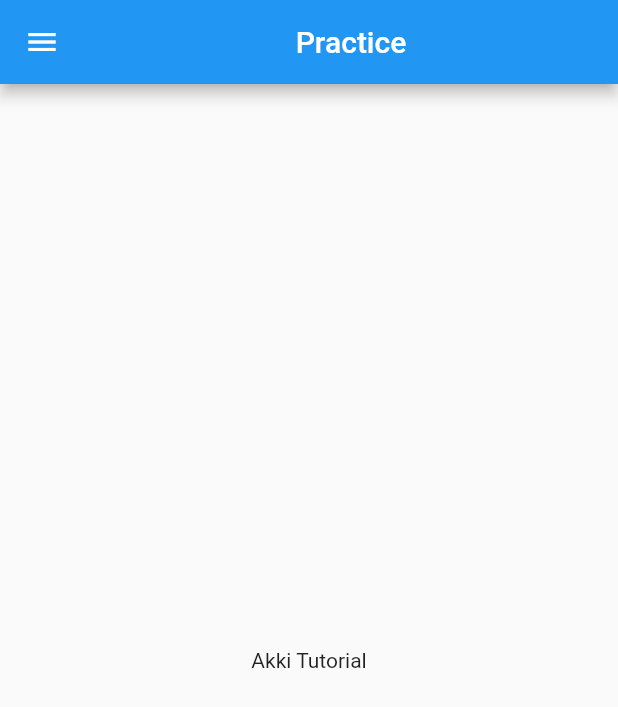
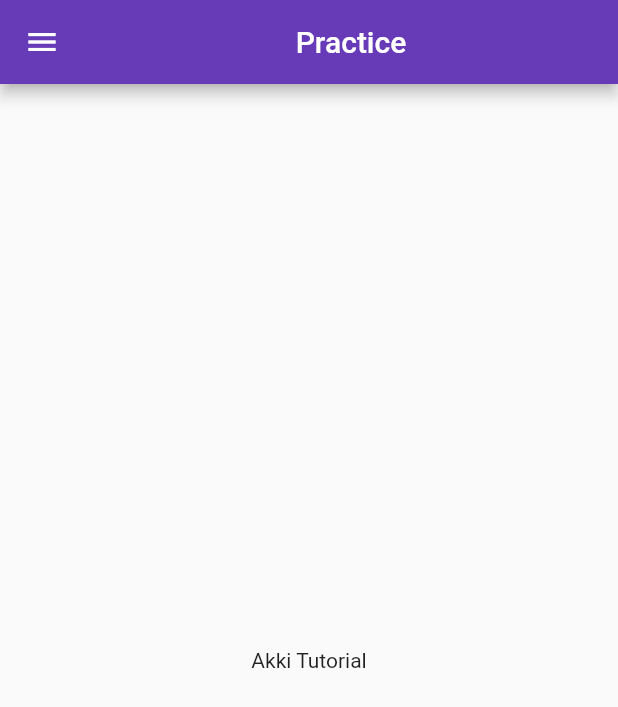
Before and after one commit to aaklesh99/flutterTutorial, a Flutter app: the screen it shows after launch, on a phone screen of 412 x 824 dp. Shown: the top 707 px of the screen. Run offline on Flutter 3.47's test engine with Material 2 defaults, Android fonts, the phone set to English and light mode, and no system bars.

Commit message:
day3 final commit

```diff
--- a/lib/main.dart
+++ b/lib/main.dart
@@ -1,5 +1,6 @@
 import "package:flutter/material.dart";
-import 'mainpage.dart';
+import 'package:my_app/pages/login_page.dart';
+import 'pages/mainpage.dart';
 
 void main() {
   runApp(myApp());
@@ -11,7 +12,17 @@ class myApp extends StatelessWidget {
   @override
   Widget build(BuildContext context) {
     return MaterialApp(
-      home: homepage(),
+      //home: HomePage(),
+      //home: LoginPage(),
+      themeMode: ThemeMode.light,
+      theme: ThemeData(primarySwatch: Colors.deepPurple),
+      darkTheme: ThemeData(brightness: Brightness.dark),
+      initialRoute: "/home",
+      routes: {
+        "/": (context) => LoginPage(),
+        "/home": (context) => HomePage(),
+        "/loginPage": (context) => LoginPage()
+      },
     );
   }
 }
--- a/lib/mainpage.dart
+++ b/lib/pages/mainpage.dart
@@ -1,6 +1,6 @@
 import 'package:flutter/material.dart';
 
-class homepage extends StatelessWidget {
+class HomePage extends StatelessWidget {
   String name = "Akki";
   String stream = "MCA";
 
```
Also changed, not shown: lib/pages/login_page.dart (added, +12 -0 lines).
